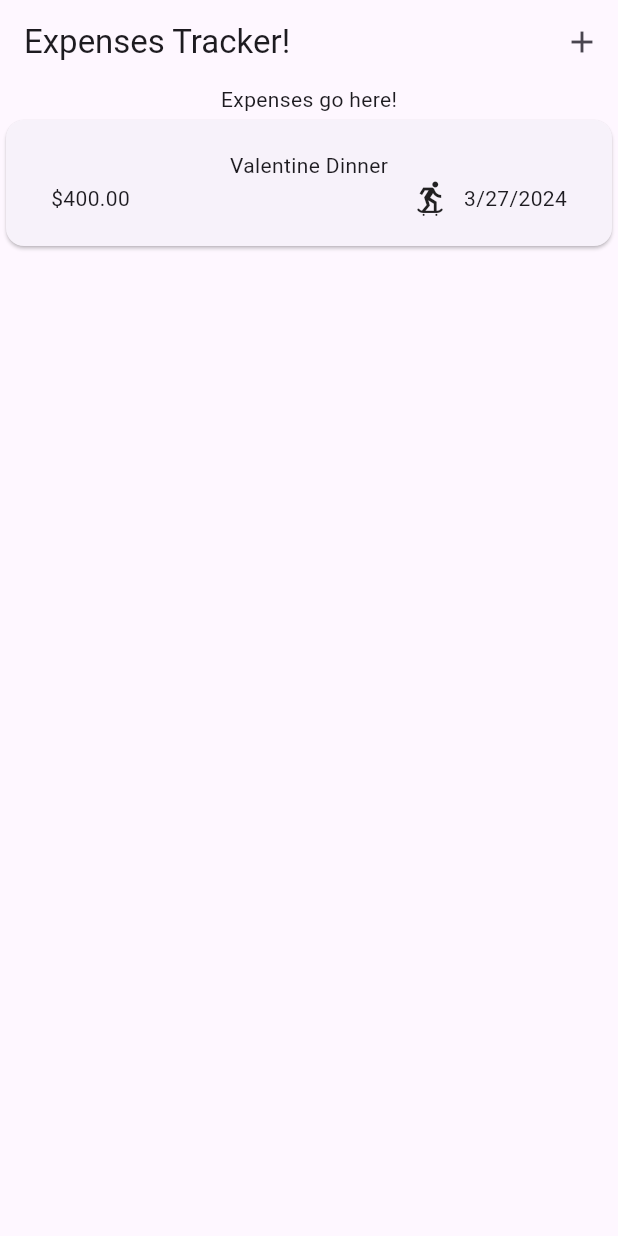
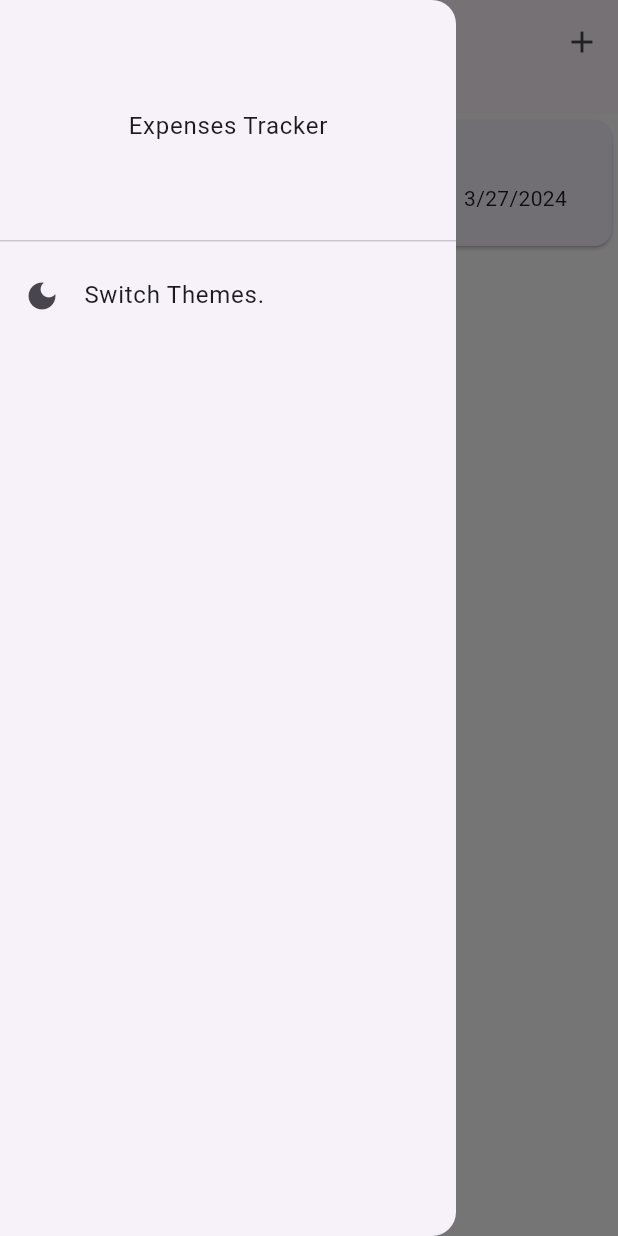
Before and after one commit to MajdIssa34/ExpensesApp, a Flutter app: the screen it shows after launch, with the side drawer open (before the commit the screen has no drawer), on a phone screen of 412 x 824 dp. Run offline on Flutter 3.47's test engine with Material 3 defaults, Android fonts, the phone set to English and light mode, and no system bars.

Commit message:
Started implementing dark mode.

```diff
--- a/expenses_app/lib/expenses/expenses.dart
+++ b/expenses_app/lib/expenses/expenses.dart
@@ -11,7 +11,6 @@ class Expenses extends StatefulWidget {
 }
 
 class _Expenses extends State<Expenses> {
-
   final List<Expense> _myExpenses = [
     Expense(
       title: 'Valentine Dinner',
@@ -21,7 +20,7 @@ class _Expenses extends State<Expenses> {
     ),
   ];
 
-  void _openAddExpenseItemOverlay(){
+  void _openAddExpenseItemOverlay() {
     showModalBottomSheet(
       isScrollControlled: true,
       context: context,
@@ -29,13 +28,13 @@ class _Expenses extends State<Expenses> {
     );
   }
 
-  void _addExpense(Expense expense){
+  void _addExpense(Expense expense) {
     setState(() {
       _myExpenses.add(expense);
     });
   }
 
-  void _removeExpense(Expense expense){
+  void _removeExpense(Expense expense) {
     final expenseIndex = _myExpenses.indexOf(expense);
     setState(() {
       _myExpenses.remove(expense);
@@ -51,8 +50,7 @@ class _Expenses extends State<Expenses> {
               _myExpenses.insert(expenseIndex, expense);
             });
           }),
-      )
-    );
+    ));
   }
 
   @override
@@ -60,26 +58,50 @@ class _Expenses extends State<Expenses> {
     Widget mainScreenContent = const Center(
       child: Text('No Expenses here... Add some using the + sign.'),
     );
-    if(_myExpenses.isNotEmpty){
+    if (_myExpenses.isNotEmpty) {
       mainScreenContent = ExpensesList(
         allExpenses: _myExpenses,
         onRemoveExpense: _removeExpense,
       );
     }
     return Scaffold(
+      drawer: Drawer(
+        child: Column(
+          children: [
+            const DrawerHeader(
+              child: Center(
+                child: Text('Expenses Tracker'),
+              ),
+            ),
+            ListTile(
+              leading: Icon(Icons.dark_mode),
+              title: Text('Switch Themes.'),
+              onTap: () {
+                // Handle drawer item tap here.
+              },
+            ),
+          ],
+        ),
+      ),
       appBar: AppBar(
         title: const Text("Expenses Tracker!"),
         actions: [
           IconButton(
             onPressed: _openAddExpenseItemOverlay,
-            icon: const Icon(Icons.add)),
+            icon: const Icon(Icons.add),
+          ),
         ],
       ),
       body: Column(
   children: [
     const Text("Expenses go here!"),
-          const SizedBox(width: 40,),
-          Expanded(child: mainScreenContent,)
+    const SizedBox(width: 40),
+    Expanded(
+      child: Container(
+        color: Colors.white,
+        child: mainScreenContent,
+      ),
+    ),
   ],
 ),
     );
```
Also changed, not shown: expenses_app/lib/themes/themes.dart (added, +14 -0 lines). Lines whose indentation alone changed are shown as unchanged.
